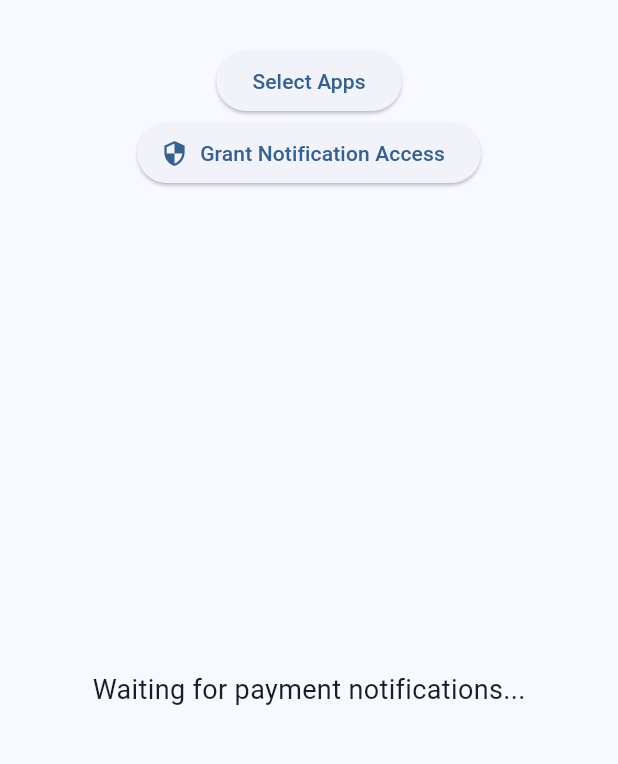
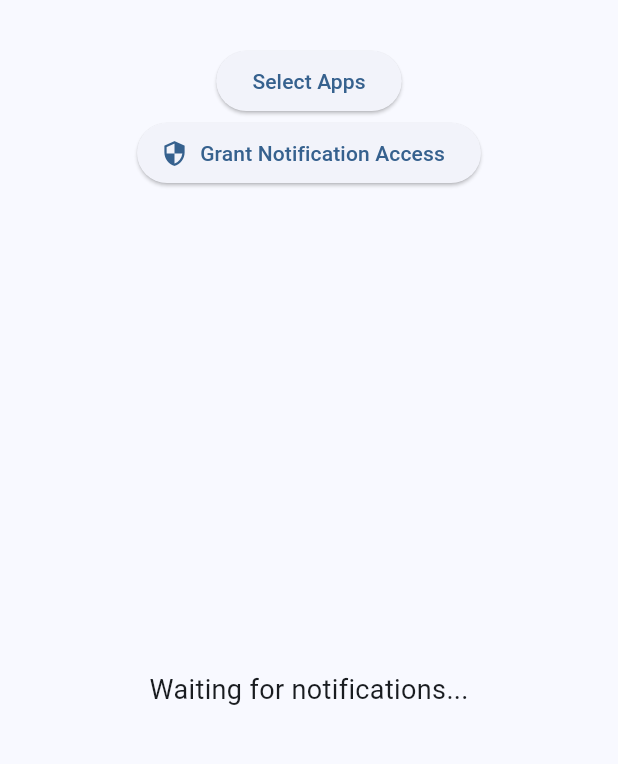
Before and after one commit to Manny2706/Notification-Forwarder, a Flutter app: the screen it shows after launch, on a phone screen of 412 x 824 dp, the part 63-827 px from its top. Run offline on Flutter 3.47's test engine with Material 3 defaults, Android fonts, the phone set to English and light mode, and no system bars.

Commit message:
added a small change at empty notification message

```diff
--- a/lib/screens/home_screen.dart
+++ b/lib/screens/home_screen.dart
@@ -122,7 +122,7 @@ class _HomeScreenState extends State<HomeScreen> with WidgetsBindingObserver {
             child: notifications.isEmpty
                 ? const Center(
                     child: Text(
-                      "Waiting for payment notifications...",
+                      "Waiting for notifications...",
                       style: TextStyle(fontSize: 18),
                     ),
                   )
```
